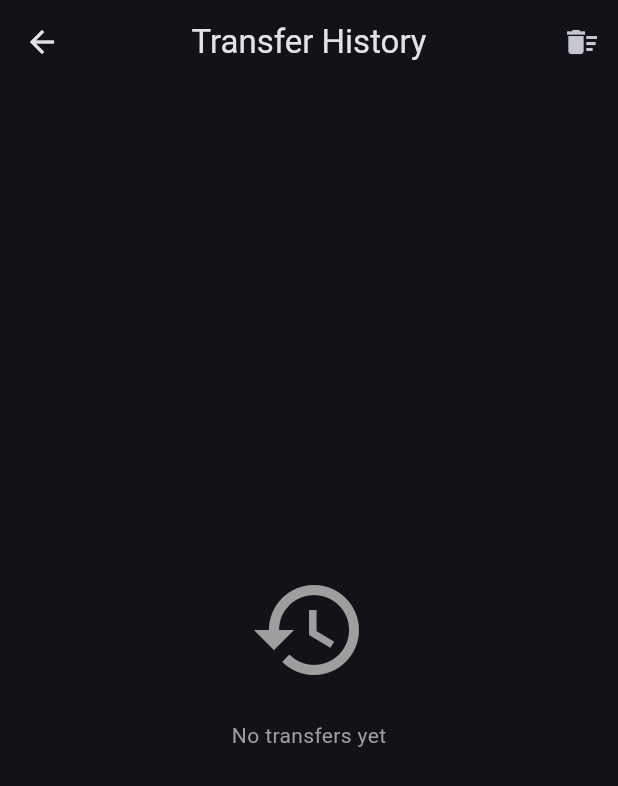
After one commit to baedboibidex-cmyk/Beam-x, a Flutter app: the screen it shows after launch, after a tap on "Transfer History", on a phone screen of 412 x 824 dp. The commit adds this screen. Shown: the top 786 px of the screen. Run offline on Flutter 3.47's test engine with Material 3 defaults, Android fonts, the light colour scheme and no system bars; our stand-ins replace file_picker; missing offline and left inert: dart:ffi, flutter_rust_bridge.

Commit message:
Add transfer history screen

```diff
--- a/mobile/lib/main.dart
+++ b/mobile/lib/main.dart
@@ -2,6 +2,7 @@ import 'package:flutter/material.dart';
 import 'package:flutter_rust_bridge/flutter_rust_bridge.dart';
 import 'bridge_generated.dart';
 import 'screens/discovery_screen.dart';
+import 'screens/history_screen.dart';
 
 final native = NativeImpl(ExternalLibrary.open(
   '/home/gamp/beamx/mobile/native/target/debug/libnative.so'));
@@ -108,6 +109,18 @@ class _HomeScreenState extends State<HomeScreen> {
                 padding: const EdgeInsets.symmetric(horizontal: 30, vertical: 15),
               ),
             ),
+            const SizedBox(height: 16),
+            ElevatedButton.icon(
+              onPressed: () => Navigator.push(
+                context,
+                MaterialPageRoute(builder: (_) => const HistoryScreen()),
+              ),
+              icon: const Icon(Icons.history),
+              label: const Text("Transfer History"),
+              style: ElevatedButton.styleFrom(
+                padding: const EdgeInsets.symmetric(horizontal: 30, vertical: 15),
+              ),
+            ),
           ],
         ),
       ),
--- /dev/null
+++ b/mobile/lib/screens/history_screen.dart
@@ -0,0 +1,79 @@
+import 'package:flutter/material.dart';
+
+class TransferRecord {
+  final String fileName;
+  final String deviceIp;
+  final int bytes;
+  final DateTime time;
+  final bool sent;
+
+  TransferRecord({
+    required this.fileName,
+    required this.deviceIp,
+    required this.bytes,
+    required this.sent,
+  }) : time = DateTime.now();
+}
+
+final List<TransferRecord> transferHistory = [];
+
+class HistoryScreen extends StatefulWidget {
+  const HistoryScreen({super.key});
+
+  @override
+  State<HistoryScreen> createState() => _HistoryScreenState();
+}
+
+class _HistoryScreenState extends State<HistoryScreen> {
+  @override
+  Widget build(BuildContext context) {
+    return Scaffold(
+      appBar: AppBar(
+        title: const Text('Transfer History'),
+        centerTitle: true,
+        actions: [
+          IconButton(
+            icon: const Icon(Icons.delete_sweep),
+            onPressed: () {
+              setState(() => transferHistory.clear());
+            },
+          )
+        ],
+      ),
+      body: transferHistory.isEmpty
+          ? const Center(
+              child: Column(
+                mainAxisAlignment: MainAxisAlignment.center,
+                children: [
+                  Icon(Icons.history, size: 80, color: Colors.grey),
+                  SizedBox(height: 20),
+                  Text("No transfers yet",
+                      style: TextStyle(color: Colors.grey)),
+                ],
+              ),
+            )
+          : ListView.builder(
+              itemCount: transferHistory.length,
+              itemBuilder: (context, index) {
+                final record = transferHistory[index];
+                return ListTile(
+                  leading: Icon(
+                    record.sent ? Icons.upload : Icons.download,
+                    color: record.sent ? Colors.blueAccent : Colors.greenAccent,
+                  ),
+                  title: Text(record.fileName),
+                  subtitle: Text(
+                    "${record.sent ? 'Sent to' : 'Received from'} ${record.deviceIp}",
+                  ),
+                  trailing: Text(
+                    "${(record.bytes / 1024).toStringAsFixed(1)} KB\n"
+                    "${record.time.hour}:${record.time.minute.toString().padLeft(2, '0')}",
+                    textAlign: TextAlign.right,
+                    style: const TextStyle(color: Colors.grey, fontSize: 12),
+                  ),
+                );
+              },
+            ),
+    );
+  }
+}
```
Also changed, not shown: mobile/lib/screens/transfer_screen.dart (+15 -1 lines).
